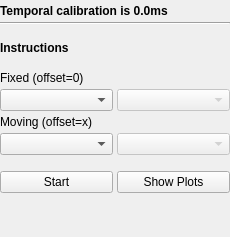
Before: the Qt Designer form PlusApp/fCal/Toolboxes/QTemporalCalibrationToolbox.ui in PlusToolkit/PlusApp, drawn with Qt 5.
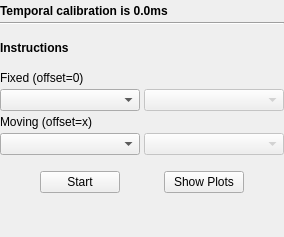
After: the same form once the commit is applied.

Diff of the .ui file:
```diff
--- a/PlusApp/fCal/Toolboxes/QTemporalCalibrationToolbox.ui
+++ b/PlusApp/fCal/Toolboxes/QTemporalCalibrationToolbox.ui
@@ -141,14 +141,7 @@
       </widget>
      </item>
      <item row="1" column="0">
-      <widget class="QComboBox" name="comboBox_FixedChannelValue">
-       <property name="sizePolicy">
-        <sizepolicy hsizetype="Preferred" vsizetype="Fixed">
-         <horstretch>0</horstretch>
-         <verstretch>0</verstretch>
-        </sizepolicy>
-       </property>
-      </widget>
+      <widget class="QComboBox" name="comboBox_FixedChannelValue"/>
      </item>
      <item row="3" column="0">
       <widget class="QComboBox" name="comboBox_MovingChannelValue"/>
@@ -176,39 +169,41 @@
      <property name="spacing">
       <number>4</number>
      </property>
+     <item>
+      <spacer name="horizontalSpacer_2">
+       <property name="orientation">
+        <enum>Qt::Horizontal</enum>
+       </property>
+       <property name="sizeHint" stdset="0">
+        <size>
+         <width>40</width>
+         <height>20</height>
+        </size>
+       </property>
+      </spacer>
+     </item>
      <item>
       <widget class="QPushButton" name="pushButton_StartCancelTemporal">
-       <property name="sizePolicy">
-        <sizepolicy hsizetype="Minimum" vsizetype="Fixed">
-         <horstretch>0</horstretch>
-         <verstretch>0</verstretch>
-        </sizepolicy>
-       </property>
-       <property name="minimumSize">
-        <size>
-         <width>0</width>
-         <height>0</height>
-        </size>
-       </property>
-       <property name="maximumSize">
-        <size>
-         <width>16777215</width>
-         <height>16777215</height>
-        </size>
-       </property>
        <property name="text">
         <string>Start</string>
        </property>
       </widget>
      </item>
+     <item>
+      <spacer name="horizontalSpacer">
+       <property name="orientation">
+        <enum>Qt::Horizontal</enum>
+       </property>
+       <property name="sizeHint" stdset="0">
+        <size>
+         <width>40</width>
+         <height>20</height>
+        </size>
+       </property>
+      </spacer>
+     </item>
      <item>
       <widget class="QPushButton" name="pushButton_ShowPlots">
-       <property name="minimumSize">
-        <size>
-         <width>105</width>
-         <height>0</height>
-        </size>
-       </property>
        <property name="text">
         <string>Show Plots</string>
        </property>
@@ -217,6 +212,19 @@
        </property>
       </widget>
      </item>
+     <item>
+      <spacer name="horizontalSpacer_3">
+       <property name="orientation">
+        <enum>Qt::Horizontal</enum>
+       </property>
+       <property name="sizeHint" stdset="0">
+        <size>
+         <width>40</width>
+         <height>20</height>
+        </size>
+       </property>
+      </spacer>
+     </item>
     </layout>
    </item>
    <item>
```
